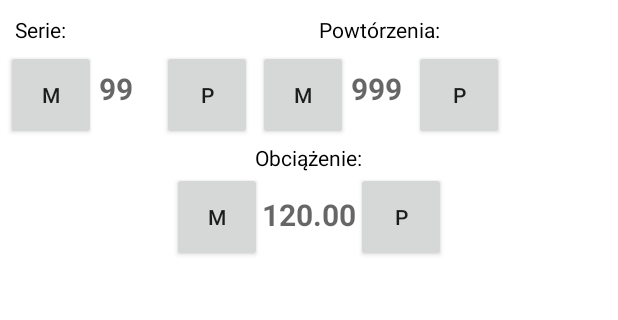
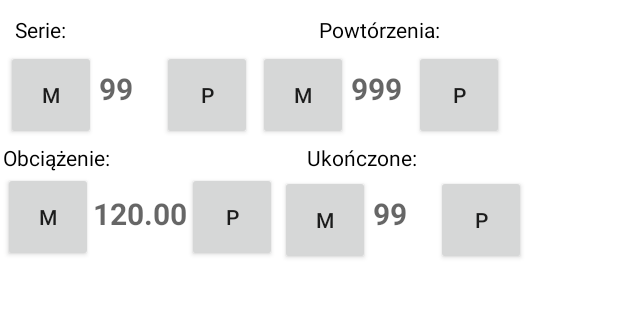
Before and after one commit to MattiusW/PracaInz, an Android app: the layout exercise_row.xml on its own in the app's theme, with its tools: preview values and no code run, on a phone screen of 412 x 824 dp, the part 120-440 px from its top. Run offline under Robolectric (Android 15) with nearby library versions, the phone set to English and light mode, and no system bars.

Commit message:
Dodanie mozliwosci odznaczania ilosci wykonanego cwiczenia

```diff
--- a/GymPlanApp/app/src/main/java/pl/mw/gymplanapp/model/Exercise.kt
+++ b/GymPlanApp/app/src/main/java/pl/mw/gymplanapp/model/Exercise.kt
@@ -23,6 +23,7 @@ data class Exercise(
     val amount_exercise: Int = 0,
     val weight_exercise: Double = 0.0,
     val category_exercise: ExerciseCategory,
+    val done_exercise: Int = 0,
     @ColumnInfo("trainingPlanId")
     var trainingPlanId: Long
 )
--- a/GymPlanApp/app/src/main/java/pl/mw/gymplanapp/room/GymDatabase.kt
+++ b/GymPlanApp/app/src/main/java/pl/mw/gymplanapp/room/GymDatabase.kt
@@ -5,7 +5,7 @@ import androidx.room.RoomDatabase
 import pl.mw.gymplanapp.model.Exercise
 import pl.mw.gymplanapp.model.TrainingPlan
 
-@Database(entities = [TrainingPlan::class, Exercise::class], version = 2, exportSchema = false)
+@Database(entities = [TrainingPlan::class, Exercise::class], version = 3, exportSchema = false)
 abstract class GymDatabase: RoomDatabase() {
     abstract fun TrainingPlanDao(): TrainingPlanDao
     abstract fun ExcercisesDao(): ExcercisesDao
--- a/GymPlanApp/app/src/main/java/pl/mw/gymplanapp/ui/exercise_fragment/add_exercise_fragment/AddExerciseFragment.kt
+++ b/GymPlanApp/app/src/main/java/pl/mw/gymplanapp/ui/exercise_fragment/add_exercise_fragment/AddExerciseFragment.kt
@@ -107,6 +107,7 @@ class AddExerciseFragment : Fragment() {
             amount_exercise = repeat.toInt(),
             weight_exercise = weightBD.toDouble(),
             category_exercise = type,
+            done_exercise = 0,
             trainingPlanId = planId)
     }
 
--- a/GymPlanApp/app/src/main/java/pl/mw/gymplanapp/ui/exercise_fragment/edit_exercise_fragment/EditExerciseFragment.kt
+++ b/GymPlanApp/app/src/main/java/pl/mw/gymplanapp/ui/exercise_fragment/edit_exercise_fragment/EditExerciseFragment.kt
@@ -70,7 +70,6 @@ class EditExerciseFragment : Fragment() {
             mainVm.updateExercise(updateExe)
             requireActivity().onBackPressedDispatcher.onBackPressed()
         }
-
     }
 
     private fun setCurrentRepeat(series: Int) {
@@ -103,6 +102,7 @@ class EditExerciseFragment : Fragment() {
     private fun setCurrentAmount(amountExercise: Int) {
         binding.enterAmountSeries.setText(amountExercise.toString())
     }
+
 
     private fun createExercise(): Exercise? {
         //  Stworzenie logiki wybierania kategorii (CHEST, SHOULDERS, ARMS, LEGS, BACK, ABS, OTHERS)
@@ -159,7 +159,7 @@ class EditExerciseFragment : Fragment() {
             }
         }
 
-        return Exercise(mainVm.getSelectedExercise()!!.exerciseId, exerciseName, series.toInt(), repeat.toInt(), weightBD.toDouble(), type, planId)
+        return Exercise(mainVm.getSelectedExercise()!!.exerciseId, exerciseName, series.toInt(), repeat.toInt(), weightBD.toDouble(), type, 0, planId)
     }
 
     override fun onDestroy() {
--- a/GymPlanApp/app/src/main/res/layout/exercise_row.xml
+++ b/GymPlanApp/app/src/main/res/layout/exercise_row.xml
@@ -127,14 +127,22 @@
         <LinearLayout
             android:layout_width="match_parent"
             android:layout_height="wrap_content"
-            android:gravity="center"
             android:orientation="horizontal">
 
             <TextView
                 android:layout_width="wrap_content"
                 android:layout_height="wrap_content"
                 android:text="@string/weight"
-                android:textColor="@color/black">
+                android:textColor="@color/black"
+                android:layout_weight="1">
+            </TextView>
+
+            <TextView
+                android:layout_width="wrap_content"
+                android:layout_height="wrap_content"
+                android:text="@string/done"
+                android:textColor="@color/black"
+                android:layout_weight="1">
             </TextView>
 
         </LinearLayout>
@@ -142,8 +150,7 @@
         <LinearLayout
             android:layout_width="match_parent"
             android:layout_height="wrap_content"
-            android:orientation="horizontal"
-            android:gravity="center">
+            android:orientation="horizontal">
 
             <androidx.appcompat.widget.AppCompatButton
                 android:id="@+id/weightButtonMinus"
@@ -164,6 +171,29 @@
                 android:layout_width="60dp"
                 android:layout_height="60dp"
                 android:text="p" />
+
+            <androidx.appcompat.widget.AppCompatButton
+                android:id="@+id/doneButtonMinus"
+                android:layout_width="60dp"
+                android:layout_height="60dp"
+                android:layout_margin="2dp"
+                android:text="m" />
+
+            <TextView
+                android:id="@+id/doneExercise"
+                android:layout_width="40dp"
+                android:layout_height="30dp"
+                android:hint="99"
+                android:textSize="20dp"
+                android:textStyle="bold" />
+
+            <androidx.appcompat.widget.AppCompatButton
+                android:id="@+id/doneButtonPlus"
+                android:layout_width="60dp"
+                android:layout_height="60dp"
+                android:layout_margin="2dp"
+                android:text="p" />
+
         </LinearLayout>
 
     </LinearLayout>
--- a/GymPlanApp/app/src/main/res/values/strings.xml
+++ b/GymPlanApp/app/src/main/res/values/strings.xml
@@ -19,6 +19,7 @@
     <string name="series">Serie:</string>
     <string name="amout">Powtórzenia:</string>
     <string name="add_repeat_label">Powtórzenia</string>
+    <string name="done">Ukończone:</string>
 
     <!--   Spinner category (    CHEST, SHOULDERS, ARMS, LEGS, BACK, ABS, OTHERS   ) -->
     <string-array name="category_exercise">
```
Also changed, not shown: GymPlanApp/app/src/main/java/pl/mw/gymplanapp/buttons/OnMinusDoneClickListener.kt (added, +7 -0 lines), GymPlanApp/app/src/main/java/pl/mw/gymplanapp/buttons/OnPlusDoneClickListener.kt (added, +7 -0 lines), GymPlanApp/app/src/main/java/pl/mw/gymplanapp/ui/adapters/ExercisesAdapter.kt (+16 -0 lines), GymPlanApp/app/src/main/java/pl/mw/gymplanapp/ui/exercise_fragment/ExercisesFragment.kt (+21 -1 lines).
